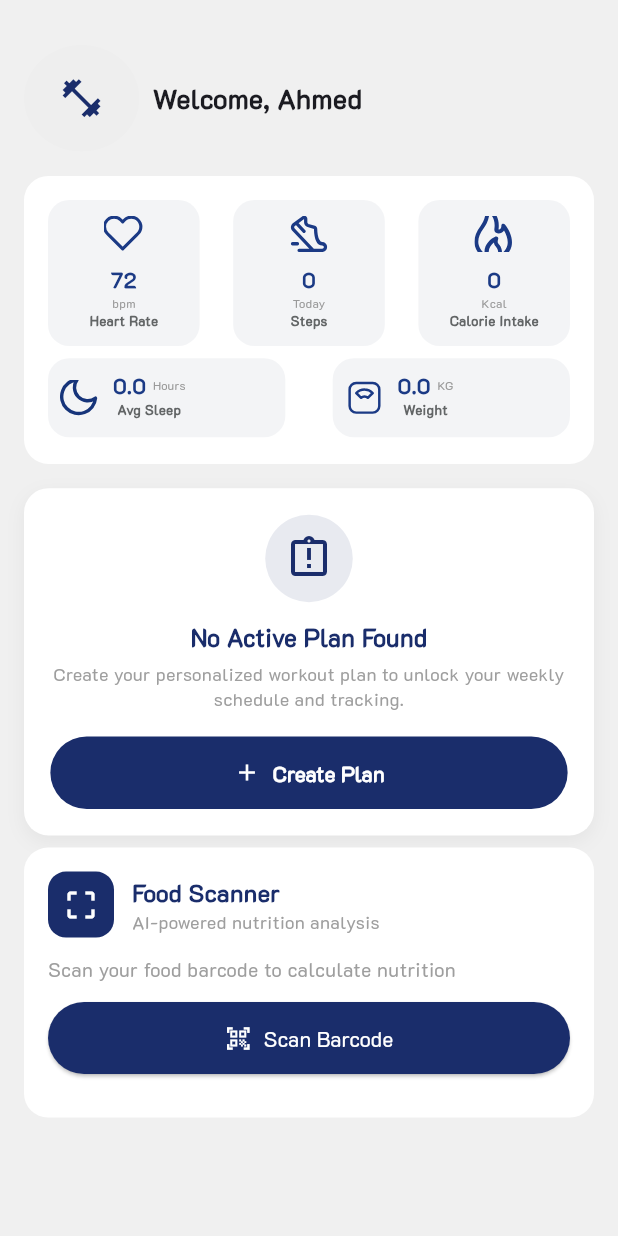
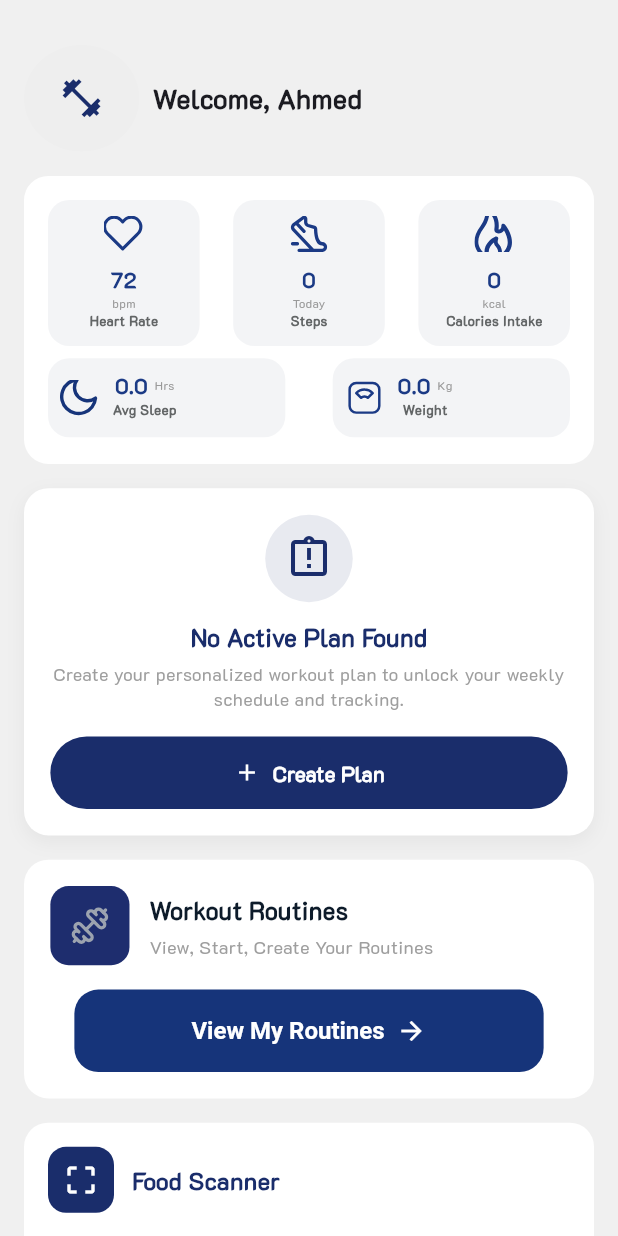
Before and after one commit to Ebrahim234/neutrilift_app, a Flutter app: the HomePageView screen opened directly, on a phone screen of 412 x 824 dp. Run offline on Flutter 3.47's test engine with Material 3 defaults, Android fonts, the phone set to English and light mode, and no system bars; our stand-ins replace circular_countdown_timer, dio, flutter_screenutil, flutter_svg, google_fonts, image_picker and 3 more; missing offline and left inert: barcode_scan2, health; accounts and stored records are empty; network calls fail.

Commit message:
fixing workout and progress

```diff
--- a/lib/views/home/pages/home_page/barcode_feature/food_scanner.dart
+++ b/lib/views/home/pages/home_page/barcode_feature/food_scanner.dart
@@ -81,13 +81,6 @@ class _FoodScannerWidgetState extends State<FoodScannerWidget> {
                       color: Color(0xff1A2D6B),
                     ),
                   ),
-                  Text(
-                    "AI-powered nutrition analysis",
-                    style: TextStyle(
-                      fontSize: 12,
-                      color: Colors.grey,
-                    ),
-                  ),
                 ],
               ),
             ],
--- a/lib/views/home/pages/home_page/home_model.dart
+++ b/lib/views/home/pages/home_page/home_model.dart
@@ -1,55 +1,66 @@
-class GroupDetail {
-  int? id;
-  String? groupName;
+class ExerciseDay {
+  final int? day;
+  final int? groupId;
+  final String? groupName;
 
-  GroupDetail({this.id, this.groupName});
+  ExerciseDay({this.day, this.groupId, this.groupName});
 
-  GroupDetail.fromJson(Map<String, dynamic> json) {
-    id = json['id'];
-    groupName = json['group_name'];
-  }
-}
-
-// 🚀 كلاس فرعي جديد لقراءة أيام التمرين من السيرفر
-class ExerciseDay {
-  int? day;
-
-  ExerciseDay({this.day});
-
-  ExerciseDay.fromJson(Map<String, dynamic> json) {
-    day = json['day'];
+  factory ExerciseDay.fromJson(Map<String, dynamic> json) {
+    return ExerciseDay(
+      day: (json['day'] as num?)?.toInt(),
+      groupId: (json['group_id'] as num?)?.toInt() ?? (json['groupId'] as num?)?.toInt(),
+      groupName: json['group_name'] ?? json['groupName'],
+    );
   }
 }
 
 class HomeModel {
-  late final String weight;
-  late final int dailyCalorieIntake;
-  late final String weeklySleepingHours;
-  late final bool hasPlan;
-  late final bool planFinished;
-  late final String dayStatus;
-  GroupDetail? groupDetail;
-  late final int currentWeek;
-  int? exerciseFrequency;
-  List<ExerciseDay>? exerciseDays; // 👈 لستة الأيام الديناميكية
+  final bool hasPlan;
+  final bool planFinished;
+  final String dayStatus;
+  final int dailyCalorieIntake;
+  final int steps;
+  final int heartRate;
+  final String weeklySleepingHours;
+  final String weight;
+  final List<ExerciseDay>? exerciseDays;
+  final int currentWeek;
+  final int exerciseFrequency;
 
-  HomeModel.fromJson(Map<String, dynamic> json) {
-    weight = json['weight']?.toString() ?? "0.0";
-    dailyCalorieIntake = json['daily_calorie_intake'] ?? 0;
-    weeklySleepingHours = json['weekly_sleeping_hours']?.toString() ?? "0.0";
-    hasPlan = json['has_plan'] ?? false;
-    planFinished = json['plan_finished'] ?? false;
-    dayStatus = json['day_status'] ?? "";
-    groupDetail = json['group_detail'] != null ? GroupDetail.fromJson(json['group_detail']) : null;
-    currentWeek = json['current_week'] ?? 1;
-    exerciseFrequency = json['exercise_frequency'];
+  HomeModel({
+    required this.hasPlan,
+    required this.planFinished,
+    required this.dayStatus,
+    required this.dailyCalorieIntake,
+    required this.steps,
+    required this.heartRate,
+    required this.weeklySleepingHours,
+    required this.weight,
+    this.exerciseDays,
+    required this.currentWeek,
+    required this.exerciseFrequency,
+  });
 
-    // 🚀 فك شفرة أيام التمارين الراجعة من السيرفر
+  factory HomeModel.fromJson(Map<String, dynamic> json) {
+    List<ExerciseDay> parsedDays = [];
     if (json['exercise_days'] != null) {
-      exerciseDays = <ExerciseDay>[];
-      json['exercise_days'].forEach((v) {
-        exerciseDays!.add(ExerciseDay.fromJson(v));
-      });
+      parsedDays = (json['exercise_days'] as List)
+          .map((e) => ExerciseDay.fromJson(e))
+          .toList();
     }
+
+    return HomeModel(
+      hasPlan: json['has_plan'] ?? false,
+      planFinished: json['plan_finished'] ?? false,
+      dayStatus: json['day_status'] ?? "off",
+      dailyCalorieIntake: (json['daily_calorie_intake'] as num?)?.toInt() ?? 0,
+      steps: (json['steps'] as num?)?.toInt() ?? 0,
+      heartRate: (json['heart_rate'] as num?)?.toInt() ?? 72,
+      weeklySleepingHours: (json['weekly_sleeping_hours'] ?? "0.0").toString(),
+      weight: (json['weight'] ?? "0.0").toString(),
+      exerciseDays: parsedDays,
+      currentWeek: (json['current_week'] as num?)?.toInt() ?? 1,
+      exerciseFrequency: (json['exercise_frequency'] as num?)?.toInt() ?? parsedDays.length,
+    );
   }
 }
--- a/lib/views/home/pages/home_page/view.dart
+++ b/lib/views/home/pages/home_page/view.dart
@@ -7,11 +7,12 @@ import 'package:neutrilift/views/home/pages/home_page/widgets/stats_card/stat_ca
 import 'package:neutrilift/views/home/pages/home_page/widgets/stats_card/stat_card_top.dart';
 import 'package:neutrilift/views/home/pages/home_page/widgets/week_calender.dart';
 import 'package:neutrilift/views/home/pages/home_page/widgets/workout.dart';
-import 'package:neutrilift/views/home/pages/home_page/barcode_feature/food_scanner.dart';
+import 'package:neutrilift/views/home/pages/home_page/widgets/workout_routines.dart';
 import 'package:shared_preferences/shared_preferences.dart';
 import '../../../../core/logic/health_service.dart';
 import '../../../../core/logic/helper_method.dart';
 import '../../../authentication/login.dart';
+import 'barcode_feature/food_scanner.dart';
 import 'home_controller.dart';
 import 'home_model.dart';
 
@@ -29,19 +30,17 @@ class _HomePageViewState extends State<HomePageView> {
   int steps = 0;
   int heartRate = 72;
   HomeModel? homeData;
-
-  // تايمر نبض القلب الدوري
   Timer? _heartRateTimer;
+  bool isLoading = true;
 
   @override
   void initState() {
     super.initState();
     _controller.checkAuth();
     _loadHomeData();
-    _initializeDualTracking(); // تشغيل التتبع المزدوج للحساسات
+    _initializeDualTracking();
   }
 
-  // دالة الـ Logout المؤقتة للتست
   Future<void> _temporaryLogout() async {
     final prefs = await SharedPreferences.getInstance();
     await prefs.remove('access_token');
@@ -53,13 +52,9 @@ class _HomePageViewState extends State<HomePageView> {
     goTo(const LoginView());
   }
 
-  // دالة التتبع المزدوج الاحترافية (Pedometer لايف + Health Package دوري)
   Future<void> _initializeDualTracking() async {
     bool healthAuthorized = await _healthService.requestPermissions();
-    bool activityAuthorized = await _controller.requestPermission();
-
     if (healthAuthorized) {
-      // 🏃‍♂️ تشغيل عداد الخطوات لايف (Sensor Stream)
       _controller.startStepCounting(
         onStep: (liveSteps) {
           if (mounted) {
@@ -73,17 +68,14 @@ class _HomePageViewState extends State<HomePageView> {
         },
       );
 
-      // ❤️ سحب قراءة نبض القلب الافتتاحية فوراً عند فتح الصفحة
       _fetchLatestHeartRate();
 
-      // ⏱️ تايمر دوري (Battery-Aware) كل 60 ثانية لتحديث النبض
       _heartRateTimer = Timer.periodic(const Duration(seconds: 60), (timer) async {
         await _fetchLatestHeartRate();
       });
     }
   }
 
-  // دالة سحب نبض القلب من باكدج الـ Health
   Future<void> _fetchLatestHeartRate() async {
     try {
       final liveHeartRate = await _healthService.getLatestHeartRate();
@@ -97,33 +89,52 @@ class _HomePageViewState extends State<HomePageView> {
     }
   }
 
-  // دالة سحب بيانات الـ API (صامتة ومأمنة بالكامل)
   Future<void> _loadHomeData() async {
     try {
       final data = await _controller.getHomeData();
-      if (mounted && data != null) {
+      if (mounted) {
         setState(() {
           homeData = data;
+          isLoading = false;
         });
       }
     } catch (e) {
-      print("🔴 Server Error: $e"); // بيطبع الأيرور في الـ Console بس مش بيعطل الـ UI
+      print("🔴 Error loading home data: $e");
+      if (mounted) {
+        setState(() => isLoading = false);
+      }
     }
   }
 
   @override
   void dispose() {
-    _heartRateTimer?.cancel(); // قفل التايمر فوراً لمنع الـ Memory Leak
+    _heartRateTimer?.cancel();
     _controller.dispose();
     super.dispose();
   }
 
   @override
   Widget build(BuildContext context) {
+    if (isLoading) {
+      return const Scaffold(
+        backgroundColor: Color(0xffF0F0F0),
+        body: Center(
+          child: CircularProgressIndicator(color: Color(0xff1A2D6B)),
+        ),
+      );
+    }
+
+    int displayHeartRate = (heartRate != 72 && heartRate != 0) ? heartRate : (homeData?.heartRate ?? 72);
+    int displaySteps = steps > 0 ? steps : (homeData?.steps ?? 0);
+
     return Scaffold(
       backgroundColor: const Color(0xffF0F0F0),
       body: SafeArea(
+        child: RefreshIndicator(
+          color: const Color(0xff1A2D6B),
+          onRefresh: _loadHomeData,
           child: SingleChildScrollView(
+            physics: const AlwaysScrollableScrollPhysics(),
             padding: const EdgeInsetsDirectional.only(start: 16, end: 16, top: 30, bottom: 60),
             child: Column(
               crossAxisAlignment: CrossAxisAlignment.start,
@@ -148,7 +159,7 @@ class _HomePageViewState extends State<HomePageView> {
                 ),
                 SizedBox(height: 16.h),
 
-              // كارت الماكروز والإحصائيات الحية (مأمن تماماً بـ Fallback values)
+                // كارت الإحصائيات الحقيقية
                 Container(
                   padding: const EdgeInsetsDirectional.all(16),
                   height: 192,
@@ -161,42 +172,17 @@ class _HomePageViewState extends State<HomePageView> {
                       Row(
                         mainAxisAlignment: MainAxisAlignment.spaceBetween,
                         children: [
-                        StatCardTop(
-                          icon: "heart_rate.svg",
-                          value: heartRate,
-                          unit: "bpm",
-                          label: "Heart Rate",
-                        ),
-                        StatCardTop(
-                          icon: "steps.svg",
-                          value: steps,
-                          unit: "Today",
-                          label: "Steps",
-                        ),
-                        StatCardTop(
-                          icon: "calorie_intake.svg",
-                          value: homeData?.dailyCalorieIntake ?? 0,
-                          unit: "Kcal",
-                          label: "Calorie Intake",
-                        ),
+                          StatCardTop(icon: "heart_rate.svg", value: displayHeartRate, unit: "bpm", label: "Heart Rate"),
+                          StatCardTop(icon: "steps.svg", value: displaySteps, unit: "Today", label: "Steps"),
+                          StatCardTop(icon: "calorie_intake.svg", value: homeData?.dailyCalorieIntake ?? 0, unit: "kcal", label: "Calories Intake"),
                         ],
                       ),
                       SizedBox(height: 8.h),
                       Row(
                         mainAxisAlignment: MainAxisAlignment.spaceBetween,
                         children: [
-                        StatCardSide(
-                          icon: "sleep.svg",
-                          value: double.tryParse(homeData?.weeklySleepingHours ?? "0.0") ?? 0.0,
-                          unit: "Hours",
-                          label: "Avg Sleep",
-                        ),
-                        StatCardSide(
-                          icon: "weight.svg",
-                          value: double.tryParse(homeData?.weight ?? "0.0") ?? 0.0,
-                          unit: "KG",
-                          label: "Weight",
-                        ),
+                          StatCardSide(icon: "sleep.svg", value: double.tryParse(homeData?.weeklySleepingHours ?? "0.0") ?? 0.0, unit: "Hrs", label: "Avg Sleep"),
+                          StatCardSide(icon: "weight.svg", value: double.tryParse(homeData?.weight ?? "0.0") ?? 0.0, unit: "Kg", label: "Weight"),
                         ],
                       ),
                     ],
@@ -204,18 +190,52 @@ class _HomePageViewState extends State<HomePageView> {
                 ),
                 SizedBox(height: 16.h),
 
-              // 🛡️ لوجيك الحماية الذكي: لو الداتا لسه مجاتش أو مفيش خطة اعرض NoPlanWidget، غير كدة اظهر الجدول
-              if (homeData == null || homeData!.hasPlan == false) ...[
+                // بانر التهنئة عند انتهاء الخطة (State 3)
+                if (homeData?.planFinished == true) ...[
+                  Container(
+                    width: double.infinity,
+                    padding: EdgeInsets.symmetric(vertical: 12.h, horizontal: 16.w),
+                    margin: EdgeInsets.only(bottom: 16.h),
+                    decoration: BoxDecoration(
+                      color: const Color(0xff10B981),
+                      borderRadius: BorderRadius.circular(16.r),
+                    ),
+                    child: Row(
+                      children: [
+                        const Icon(Icons.check_circle_rounded, color: Colors.white, size: 24),
+                        SizedBox(width: 8.w),
+                        Expanded(
+                          child: Text(
+                            "Congrats ! You Completed Your Plan",
+                            style: TextStyle(
+                              color: Colors.white,
+                              fontSize: 14.sp,
+                              fontWeight: FontWeight.bold,
+                            ),
+                          ),
+                        ),
+                      ],
+                    ),
+                  ),
+                ],
+
+                // هيكلة الحالات الثلاثة ديناميكياً لتطابق الـ Figma بالملّي
+                if (homeData == null || homeData!.hasPlan == false || homeData!.planFinished == true) ...[
                   const NoPlanWidget(),
+                  SizedBox(height: 16.h),
+                  const WorkoutRoutines(),
                 ] else ...[
                   WeekCalender(homeData: homeData),
                   SizedBox(height: 8.h),
-                 Workout(),
+                  Workout(homeData: homeData), // 🚀 تمرير الـ homeData لجلب التمرين ديناميكياً
+                  SizedBox(height: 16.h),
+                  const WorkoutRoutines(),
                 ],
 
-              SizedBox(height: 8.h),
+                SizedBox(height: 16.h),
                 const FoodScannerWidget(),
               ],
+            ),
           ),
         ),
       ),
```
Also changed, not shown: lib/core/ui/app_back.dart (+19 -7 lines), lib/views/home/pages/home main view.dart (+9 -2 lines), lib/views/home/pages/home_page/home_controller.dart (+24 -64 lines), lib/views/home/pages/home_page/widgets/week_calender.dart (+26 -18 lines), lib/views/home/pages/home_page/widgets/workout.dart (+100 -44 lines), lib/views/logging/pages/logging_success_dialog.dart (+11 -2 lines), lib/views/plan/create_plan/create_plan_view.dart (+21 -5 lines), lib/views/workout/pages/workout_view.dart (+24 -8 lines). Lines whose indentation alone changed are shown as unchanged.
